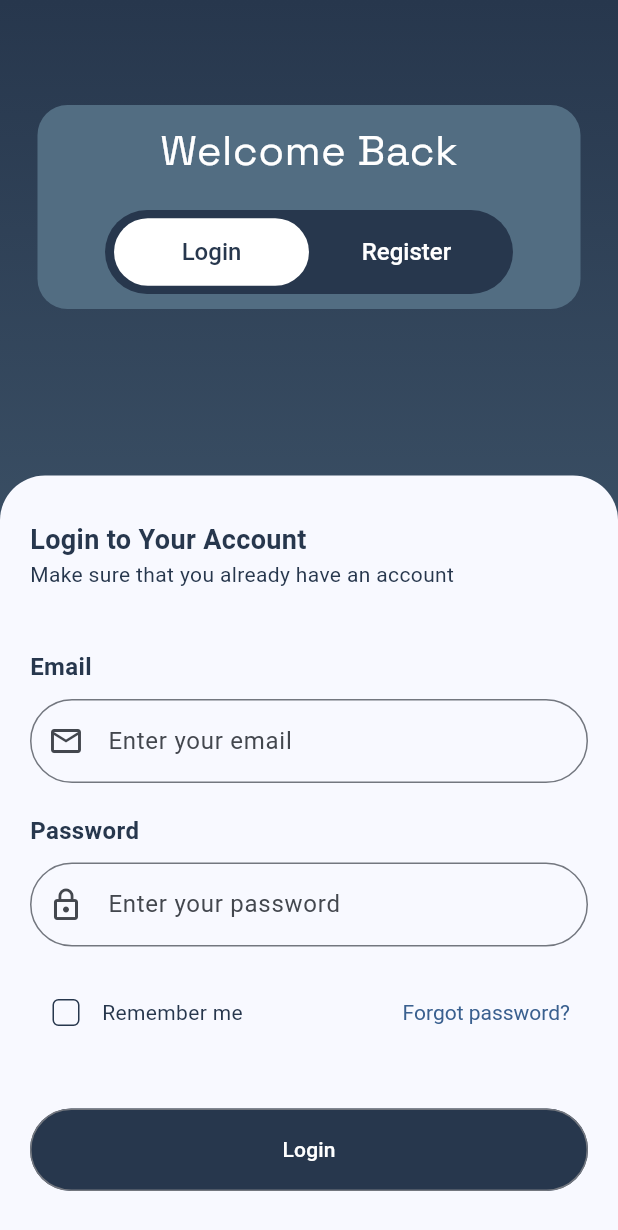
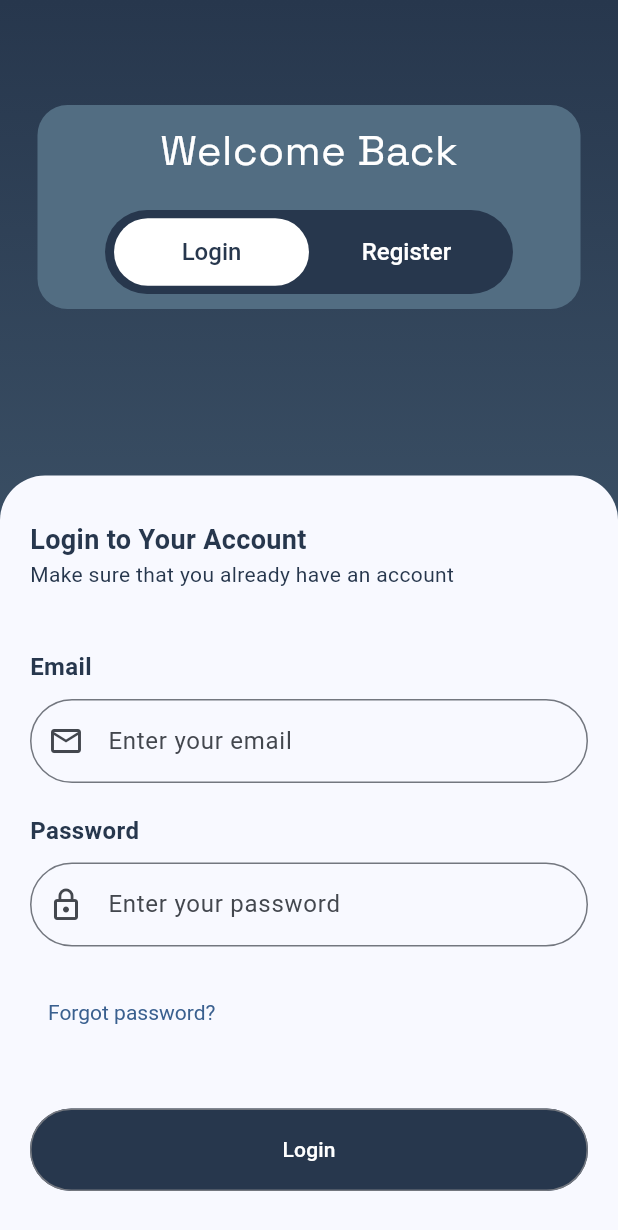
Before and after one commit to faustojc/workout_routine, a Flutter app: the screen it shows after launch, on a phone screen of 412 x 824 dp. Shown: the top 1230 px of the screen. Run offline on Flutter 3.47's test engine with Material 3 defaults, Android fonts, the phone set to English and light mode, and no system bars; our stand-ins replace connectivity_plus, internet_connection_checker_plus, supabase_flutter; missing offline and left inert: powersync; accounts and stored records are empty; statements that could not run were skipped.

Commit message:
Removed remember me

```diff
--- a/lib/widgets/auth/login.dart
+++ b/lib/widgets/auth/login.dart
@@ -1,6 +1,5 @@
 import 'package:flutter/material.dart';
 import 'package:supabase_flutter/supabase_flutter.dart';
-import 'package:workout_routine/backend/powersync.dart';
 import 'package:workout_routine/data/client.dart';
 import 'package:workout_routine/models/athletes.dart';
 import 'package:workout_routine/models/personal_records.dart';
@@ -24,7 +23,6 @@ class _LoginFormState extends State<LoginForm> with TickerProviderStateMixin {
   final _emailController = TextEditingController();
   final _passwordController = TextEditingController();
 
-  bool _rememberMe = false;
   bool _isLoading = false;
 
   @override
@@ -55,12 +53,6 @@ class _LoginFormState extends State<LoginForm> with TickerProviderStateMixin {
     return null;
   }
 
-  void onChanged(bool? value) {
-    setState(() {
-      _rememberMe = value!;
-    });
-  }
-
   Future<void> _login(context) async {
     if (_formKey.currentState!.validate()) {
       // Perform login action
@@ -70,8 +62,8 @@ class _LoginFormState extends State<LoginForm> with TickerProviderStateMixin {
         session = response.session!;
         user = response.user!;
 
-        PowerSyncConnector connector = PowerSyncConnector(database);
-        await database.connect(connector: connector);
+        // PowerSyncConnector connector = PowerSyncConnector(database);
+        // await database.connect(connector: connector);
 
         await _fetchData();
 
@@ -158,28 +150,6 @@ class _LoginFormState extends State<LoginForm> with TickerProviderStateMixin {
                 icon: Icons.lock_outline,
               ),
               const SizedBox(height: 20),
-              Row(
-                mainAxisAlignment: MainAxisAlignment.spaceBetween,
-                children: [
-                  Row(
-                    children: [
-                      Checkbox(
-                        value: _rememberMe,
-                        onChanged: onChanged,
-                        shape: RoundedRectangleBorder(borderRadius: BorderRadius.circular(4)),
-                        side: const BorderSide(color: ThemeColor.primary),
-                        activeColor: ThemeColor.primary,
-                      ),
-                      const Text(
-                        'Remember me',
-                        style: TextStyle(
-                          fontSize: 14,
-                          fontWeight: FontWeight.normal,
-                          color: ThemeColor.primary,
-                        ),
-                      ),
-                    ],
-                  ),
               TextButton(
                 onPressed: () {},
                 style: TextButton.styleFrom(
@@ -191,8 +161,6 @@ class _LoginFormState extends State<LoginForm> with TickerProviderStateMixin {
                   ),
                 ),
                 child: const Text('Forgot password?'),
-                  ),
-                ],
               ),
               const SizedBox(height: 40),
               ConstrainedBox(
```
Lines whose indentation alone changed are shown as unchanged.
